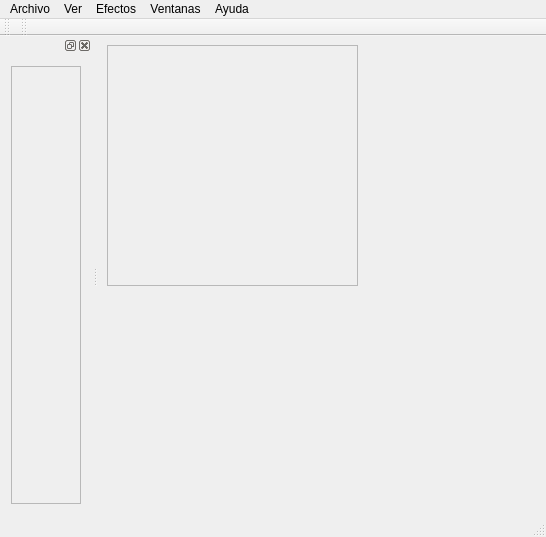
alu0100585704/VPO, file src/forms/mainwindow.ui: the form before one commit.
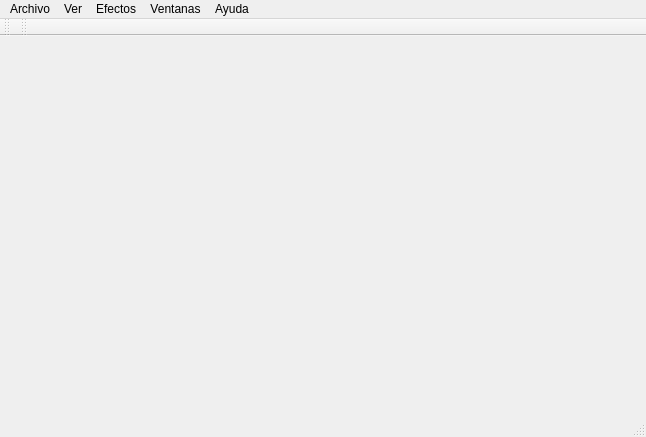
The form after the commit. Icons and pictures are not drawn.

```diff
--- a/src/forms/mainwindow.ui
+++ b/src/forms/mainwindow.ui
@@ -6,62 +6,20 @@
    <rect>
     <x>0</x>
     <y>0</y>
-    <width>546</width>
-    <height>537</height>
+    <width>646</width>
+    <height>437</height>
    </rect>
   </property>
   <property name="windowTitle">
    <string>MainWindow</string>
   </property>
-  <widget class="QWidget" name="centralWidget">
-   <widget class="QScrollArea" name="scrollArea_2">
-    <property name="geometry">
-     <rect>
-      <x>9</x>
-      <y>9</y>
-      <width>251</width>
-      <height>241</height>
-     </rect>
-    </property>
-    <property name="sizePolicy">
-     <sizepolicy hsizetype="Expanding" vsizetype="Expanding">
-      <horstretch>0</horstretch>
-      <verstretch>0</verstretch>
-     </sizepolicy>
-    </property>
-    <property name="widgetResizable">
-     <bool>true</bool>
-    </property>
-    <widget class="QWidget" name="scrollAreaWidgetContents_2">
-     <property name="geometry">
-      <rect>
-       <x>0</x>
-       <y>0</y>
-       <width>338</width>
-       <height>222</height>
-      </rect>
-     </property>
-     <layout class="QGridLayout" name="gridLayout_2">
-      <item row="0" column="0">
-       <widget class="QLabel" name="label_2">
-        <property name="text">
-         <string/>
-        </property>
-        <property name="pixmap">
-         <pixmap resource="../qrc/recursos.qrc">:/Recursos/Images/bogart2.bmp</pixmap>
-        </property>
-       </widget>
-      </item>
-     </layout>
-    </widget>
-   </widget>
-  </widget>
+  <widget class="QWidget" name="centralWidget"/>
   <widget class="QMenuBar" name="menuBar">
    <property name="geometry">
     <rect>
      <x>0</x>
      <y>0</y>
-     <width>546</width>
+     <width>646</width>
      <height>21</height>
     </rect>
    </property>
@@ -126,44 +84,6 @@
    </attribute>
   </widget>
   <widget class="QStatusBar" name="statusBar"/>
-  <widget class="QDockWidget" name="dockWidget">
-   <attribute name="dockWidgetArea">
-    <number>1</number>
-   </attribute>
-   <widget class="QWidget" name="dockWidgetContents">
-    <layout class="QGridLayout" name="gridLayout">
-     <item row="0" column="0">
-      <widget class="QScrollArea" name="scrollArea">
-       <property name="widgetResizable">
-        <bool>true</bool>
-       </property>
-       <widget class="QWidget" name="scrollAreaWidgetContents">
-        <property name="geometry">
-         <rect>
-          <x>0</x>
-          <y>0</y>
-          <width>338</width>
-          <height>425</height>
-         </rect>
-        </property>
-        <layout class="QGridLayout" name="gridLayout_3">
-         <item row="0" column="0">
-          <widget class="QLabel" name="label">
-           <property name="text">
-            <string/>
-           </property>
-           <property name="pixmap">
-            <pixmap resource="../qrc/recursos.qrc">:/Recursos/Images/bogart2.bmp</pixmap>
-           </property>
-          </widget>
-         </item>
-        </layout>
-       </widget>
-      </widget>
-     </item>
-    </layout>
-   </widget>
-  </widget>
   <action name="actionOpenFiles">
    <property name="text">
     <string>Abrir</string>
```
Left out of the diff: 4 changed lines with no effect on the pictures.
